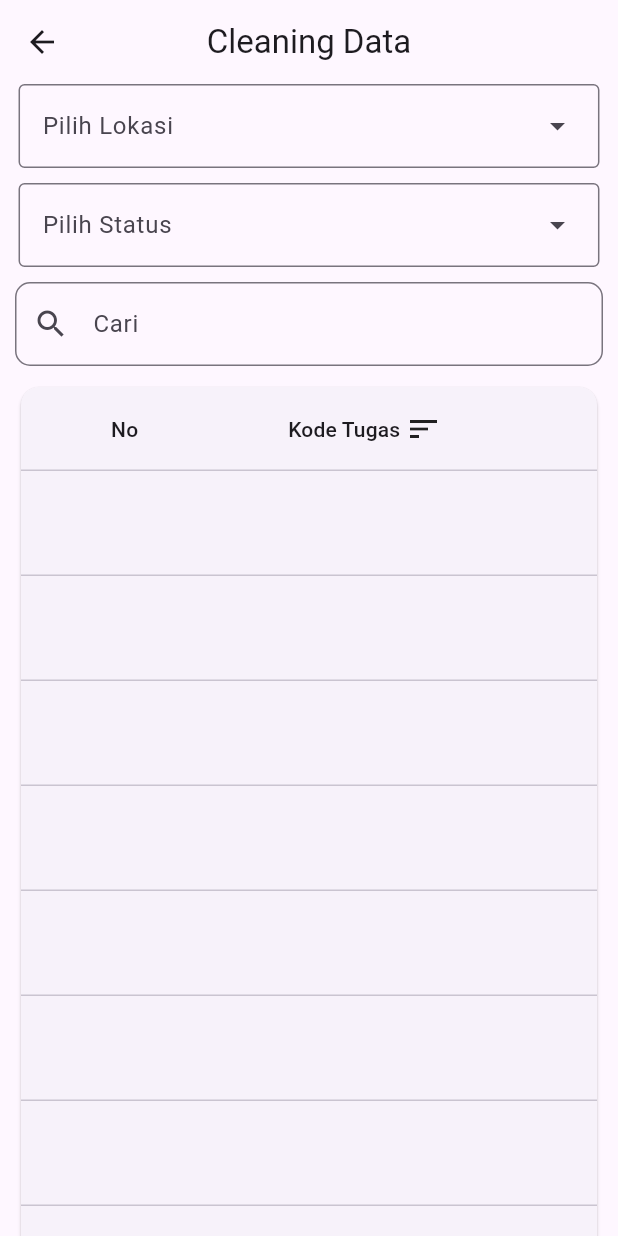
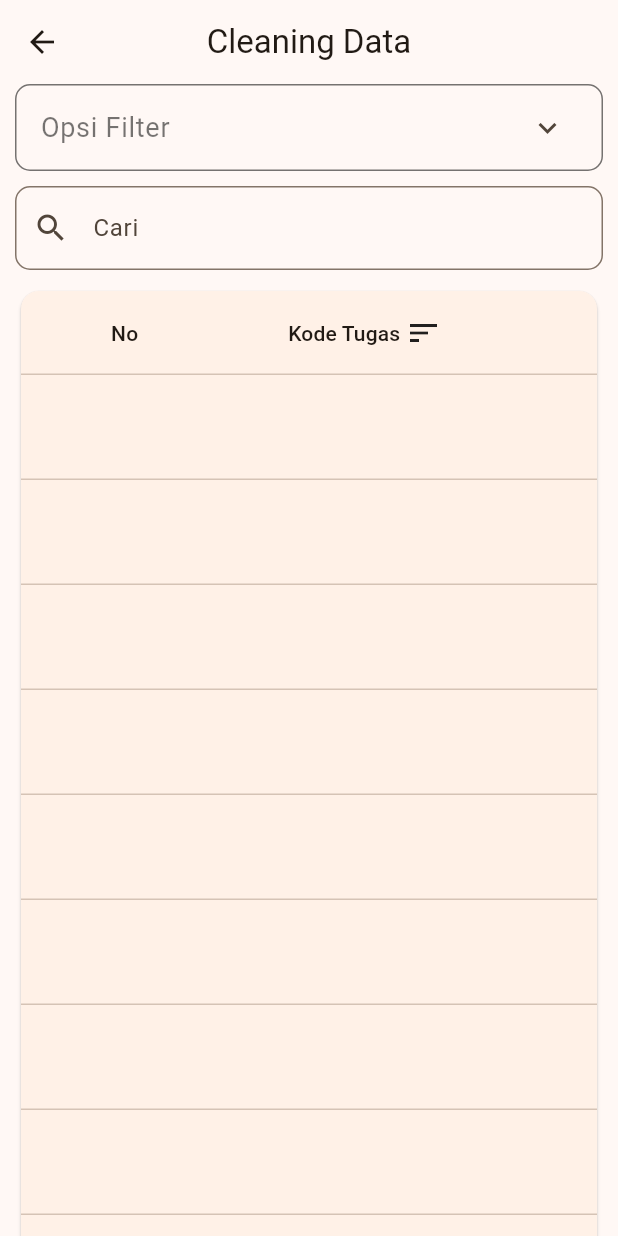
Before and after one commit to berlliyanto/CSMS_Flutter_Mobile, a Flutter app: the CleaningDataView screen opened by its route, on a phone screen of 412 x 824 dp. Run offline on Flutter 3.47's test engine with Material 3 defaults, Android fonts, the phone set to English and light mode, and no system bars; our stand-ins replace gap, get, get_storage, image_picker, multi_dropdown, numberpicker; missing offline and left inert: loading_overlay_pro; accounts and stored records are empty; network calls fail; statements that could not run were skipped.

Commit message:
add filter tgl

```diff
--- a/lib/app/modules/cleaning/views/role_view/cleaning_leader.dart
+++ b/lib/app/modules/cleaning/views/role_view/cleaning_leader.dart
@@ -58,8 +58,7 @@ Widget cleaningLeader(CleaningController controller) {
             final newId = id.isNotEmpty ? id.first : 0;
             controller.locationId.value = int.parse(newId.toString());
             controller.update();
-            controller.area = await controller.cleaningLeaderController
-                .getAreasByLocation(int.parse(newId.toString()));
+            controller.area = await controller.getAreasByLocation(int.parse(newId.toString()));
             controller.update();
           }),
           const Gap(10),
@@ -172,6 +171,7 @@ Widget cleaningLeader(CleaningController controller) {
             child: customButton("Submit", Colors.deepOrange, 5, 10, () => controller.submitTask(controller.areaId.value,
                   controller.locationId.value, controller.cleanersSelected),)
           ),
+          const Gap(10),
         ],
       ),
     ),
--- a/lib/app/modules/cleaningAssignment/views/cleaning_assignment_detail.dart
+++ b/lib/app/modules/cleaningAssignment/views/cleaning_assignment_detail.dart
@@ -96,10 +96,15 @@ class CleaningAssignmentDetailView
                       const Gap(10),
                       cardFormAssignment(controller),
                       const Gap(10),
+                      builder.task.value.checkedSupervisorAt == null
+                          ? Column(
+                              children: [
                                 if (builder.role.value == "Leader")
-                        customButton("Edit", Colors.yellow, 10, 20, () {
+                                  customButton("Edit", Colors.yellow, 10, 20,
+                                      () {
                                     for (TasksDetail e
-                              in (builder.task.value.tasksDetail ?? [])) {
+                                        in (builder.task.value.tasksDetail ??
+                                            [])) {
                                       if (e.status!.contains("Finish") ||
                                           e.status!.contains("Not Finish")) {
                                         snackBar(
@@ -107,7 +112,8 @@ class CleaningAssignmentDetailView
                                             "Tidak dapat ubah assignment",
                                             SnackPosition.TOP,
                                             10,
-                                  const Color.fromARGB(255, 206, 186, 0),
+                                            const Color.fromARGB(
+                                                255, 206, 186, 0),
                                             Colors.white);
                                         return;
                                       }
@@ -129,12 +135,13 @@ class CleaningAssignmentDetailView
                                           "Tidak",
                                           () => builder.deleteCleaning())),
                                 if (builder.role.value == "Supervisor")
-                        builder.task.value.checkedSupervisorAt == null
-                            ? customButton("Verifikasi", Colors.green, 10, 20,
-                                () => builder.updateBySupervisor())
+                                  customButton("Verifikasi", Colors.green, 10,
+                                      20, () => builder.updateBySupervisor())
+                              ],
+                            )
                           : Center(
                               child: text(
-                                    "Sudah Verifikasi",
+                                  "Sudah Verifikasi Supervisor",
                                   16,
                                   Colors.black87,
                                   FontWeight.normal,
@@ -143,10 +150,10 @@ class CleaningAssignmentDetailView
                       if (builder.role.value == "Danone")
                         builder.task.value.verifiedDanoneAt == null
                             ? customButton(
-                                "Verifikasi", Colors.green, 10, 20, () {})
+                                "Verifikasi", Colors.green, 10, 20, () => builder.updateByDanone())
                             : Center(
                                 child: text(
-                                    "Sudah Verifikasi",
+                                    "Sudah Verifikasi Danone",
                                     16,
                                     Colors.black87,
                                     FontWeight.normal,
--- a/lib/app/modules/cleaningAssignment/widgets/form_dialog_edit.dart
+++ b/lib/app/modules/cleaningAssignment/widgets/form_dialog_edit.dart
@@ -7,7 +7,7 @@ import 'package:flutter_mobile_csms/app/widgets/textfield.dart';
 import 'package:gap/gap.dart';
 import 'package:get/get.dart';
 
-formDialog( CleaningAssignmentDetailController controller, String title, String message, String messageOk, String messageClose,
+formDialog( CleaningAssignmentDetailController controller, String title, String message, String messageOk, String messageClose, VoidCallback add,
     VoidCallback submit, VoidCallback cancel, Function onClose) {
   return Get.dialog(
     AlertDialog(
@@ -21,7 +21,7 @@ formDialog( CleaningAssignmentDetailController controller, String title, String
           children: [
             textFieldNormal("Beri Tugas", controller.tasksController),
             const Gap(10),
-            customButton("Tambah", Colors.green, 5, 10, () { }),
+            customButton("Tambah", Colors.green, 5, 10, add),
             const Divider(),
             text("List Tugas", 16, Colors.black87, FontWeight.bold, TextAlign.start),
             GetBuilder<CleaningAssignmentDetailController>(
--- a/lib/app/modules/cleaningData/views/cleaning_data_view.dart
+++ b/lib/app/modules/cleaningData/views/cleaning_data_view.dart
@@ -1,5 +1,7 @@
 import 'package:flutter/material.dart';
 import 'package:flutter_mobile_csms/app/modules/cleaningData/widgets/datatable_CDA.dart';
+import 'package:flutter_mobile_csms/app/widgets/button.dart';
+import 'package:flutter_mobile_csms/app/widgets/filter.dart';
 import 'package:flutter_mobile_csms/app/widgets/loading.dart';
 import 'package:gap/gap.dart';
 
@@ -31,13 +33,40 @@ class CleaningDataView extends GetView<CleaningDataController> {
                   mainAxisAlignment: MainAxisAlignment.start,
                   crossAxisAlignment: CrossAxisAlignment.start,
                   children: [
-                    Center(
-                      child: DropdownMenu(
+                    Container(
+                      margin: const EdgeInsets.only(bottom: 10),
+                      decoration: BoxDecoration(
+                        color: Colors.transparent,
+                        borderRadius: BorderRadius.circular(10),
+                        border: Border.all(color: Colors.black54, width: 1),
+                      ),
+                      child: ExpansionTile(
+                        shape: const RoundedRectangleBorder(
+                            borderRadius:
+                                BorderRadius.all(Radius.circular(10))),
+                        collapsedShape: const RoundedRectangleBorder(
+                            borderRadius:
+                                BorderRadius.all(Radius.circular(10))),
+                        collapsedBackgroundColor: Colors.transparent,
+                        iconColor: Colors.black54,
+                        backgroundColor: Colors.transparent,
+                        maintainState: true,
+                        childrenPadding: const EdgeInsets.all(8),
+                        title: const Text(
+                          "Opsi Filter",
+                          style: TextStyle(
+                            fontSize: 18,
+                            fontWeight: FontWeight.normal,
+                            color: Colors.black54,
+                          ),
+                        ),
+                        children: [
+                          DropdownMenu(
                               onSelected: (value) {
                                 builder.sourceAssignment.setLokasi(value!);
                                 builder.update();
                               },
-                          width: Get.width * 0.94,
+                              width: Get.width * 0.89,
                               hintText: "Pilih Lokasi",
                               dropdownMenuEntries: const [
                                 DropdownMenuEntry(
@@ -49,26 +78,45 @@ class CleaningDataView extends GetView<CleaningDataController> {
                                 DropdownMenuEntry(
                                     value: "clear", label: "No Filter"),
                               ]),
-                    ),
                           const Gap(10),
-                    Center(
-                      child: DropdownMenu(
+                          DropdownMenu(
                               onSelected: (value) {
                                 builder.sourceAssignment.setStatus(value!);
                                 builder.update();
                               },
-                          width: Get.width * 0.94,
+                              width: Get.width * 0.89,
                               hintText: "Pilih Status",
                               dropdownMenuEntries: const [
                                 DropdownMenuEntry(
-                                value: "supervisor", label: "Belum verifikasi Supervisor"),
+                                    value: "supervisor",
+                                    label: "Belum verifikasi Supervisor"),
                                 DropdownMenuEntry(
-                                value: "danone", label: "Belum verifikasi Danone"),
+                                    value: "danone",
+                                    label: "Belum verifikasi Danone"),
                                 DropdownMenuEntry(
                                     value: "clear", label: "No Filter"),
                               ]),
+                          const Gap(10),
+                          filterByDate(
+                            FilterByDateProps(
+                                tipe: builder.tipeFilter.value,
+                                startDate: builder.startDate,
+                                endDate: builder.endDate,
+                                formattedStartDate: builder.formatedStartDate.value,
+                                formattedEndDate: builder.formatedEndDate.value,
+                                onChangeDropdown: (value) {
+                                  builder.tipeFilter.value = value!;
+                                  builder.update();
+                                },
+                                onFilterStartDate: () => builder.selectStartDate(context),
+                                onFilterEndDate: () => builder.selectEndDate(context)),
                           ),
                           const Gap(10),
+                          customButton("Terapkan", Colors.blue, 5, 10,
+                              () => builder.getFilteredAssignByDate())
+                        ],
+                      ),
+                    ),
                     TextField(
                       onChanged: (text) {
                         builder.sourceAssignment.setFilter(text);
--- a/lib/app/modules/cleaningData/widgets/datatable_CDA.dart
+++ b/lib/app/modules/cleaningData/widgets/datatable_CDA.dart
@@ -12,7 +12,7 @@ PaginatedDataTable datatableCDA(CleaningDataController controller) {
         ],
       ),
       onSort: (columnIndex, ascending) {
-        controller.source.sort((row) => row.assign.codeCS, 'code_cs', columnIndex, ascending);
+        controller.sourceAssignment.sort((row) => row.codeCS!, 'code_cs', columnIndex, ascending);
       },),
       const DataColumn(label: Center(child: Text("Leader"))),
       const DataColumn(label: Center(child: Text("Location"))),
--- a/lib/app/modules/home/controllers/menu_home.dart
+++ b/lib/app/modules/home/controllers/menu_home.dart
@@ -122,6 +122,11 @@ abstract class MenuHome {
 
   static List<Map<String, dynamic>> menuDanone = [
     {
+      'title': 'Cleaning',
+      'image': 'assets/images/cleaning.png',
+      'route': '/cleaning'
+    },
+    {
       'title': 'User Verification',
       'image': 'assets/images/userverification.png',
       'route': '/userverification'
--- /dev/null
+++ b/lib/app/widgets/filter.dart
@@ -0,0 +1,106 @@
+
+import 'package:flutter/material.dart';
+import 'package:gap/gap.dart';
+
+class FilterByDateProps{
+  String tipe;
+  DateTime? startDate;
+  DateTime? endDate;
+  String formattedStartDate;
+  String formattedEndDate;
+  void Function(String?) onChangeDropdown;
+  void Function() onFilterStartDate;
+  void Function() onFilterEndDate;
+
+  FilterByDateProps({
+    required this.tipe,
+    required this.startDate,
+    required this.endDate,
+    required this.formattedStartDate,
+    required this.formattedEndDate,
+    required this.onChangeDropdown,
+    required this.onFilterStartDate,
+    required this.onFilterEndDate,
+  });
+}
+
+Widget filterByDate(FilterByDateProps props) {
+  return Row(
+    mainAxisAlignment: MainAxisAlignment.spaceBetween,
+    children: [
+      Container(
+        height: 40,
+        padding: const EdgeInsets.symmetric(horizontal: 5),
+        decoration: BoxDecoration(
+          color: Colors.transparent,
+          borderRadius: BorderRadius.circular(10),
+          border: Border.all(color: Colors.black54, width: 1),
+        ),
+        child: DropdownButton<String>(
+          underline: Container(),
+          itemHeight: 50,
+          borderRadius: BorderRadius.circular(10),
+          elevation: 0,
+          hint: Text(
+            props.tipe.isEmpty
+                ? "Pilih Tipe"
+                : props.tipe,
+          ),
+          onChanged: props.onChangeDropdown,
+          items: const [
+            DropdownMenuItem(
+              value: "Harian",
+              child: Text("Harian"),
+            ),
+            DropdownMenuItem(
+              value: "Bulanan",
+              child: Text("Bulanan"),
+            ),
+            DropdownMenuItem(
+              value: "Tahunan",
+              child: Text("Tahunan"),
+            ),
+          ],
+        ),
+      ),
+      const Gap(5),
+      OutlinedButton(
+        onPressed: props.onFilterStartDate,
+        style: ButtonStyle(
+            padding: MaterialStateProperty.all(
+                const EdgeInsets.symmetric(horizontal: 10)),
+            shape: MaterialStateProperty.all(const RoundedRectangleBorder(
+                borderRadius: BorderRadius.all(Radius.circular(10)),
+                side: BorderSide(
+                  color: Colors.blue,
+                )))),
+        child: props.startDate != null
+            ? Text(props.formattedStartDate)
+            : const Icon(
+                Icons.date_range_outlined,
+                size: 14,
+              ),
+      ),
+      const Gap(5),
+      const Text("-"),
+      const Gap(5),
+      OutlinedButton(
+        onPressed: props.onFilterEndDate,
+        style: ButtonStyle(
+            padding: MaterialStateProperty.all(
+                const EdgeInsets.symmetric(horizontal: 10)),
+            shape: MaterialStateProperty.all(const RoundedRectangleBorder(
+                borderRadius: BorderRadius.all(Radius.circular(10)),
+                side: BorderSide(
+                  color: Colors.blue,
+                )))),
+        child: props.endDate != null
+            ? Text(props.formattedEndDate)
+            : const Icon(
+                Icons.date_range_outlined,
+                size: 14,
+              ),
+      ),
+    ],
+  );
+}
--- a/lib/main.dart
+++ b/lib/main.dart
@@ -19,6 +19,10 @@ class MyApp extends StatelessWidget {
     return GetMaterialApp(
       theme: ThemeData(
         primarySwatch: Colors.deepOrange,
+        colorScheme: ColorScheme.fromSeed(
+          seedColor: Colors.orange,
+          brightness: Brightness.light,
+        ),
         useMaterial3: true,
       ),
       debugShowCheckedModeBanner: false,
--- a/pubspec.yaml
+++ b/pubspec.yaml
@@ -21,6 +21,7 @@ dependencies:
   intl: 0.19.0
   flutter:
     sdk: flutter
+  syncfusion_flutter_datepicker: ^21.2.3
 
 dev_dependencies:
   flutter_lints: ^2.0.0
```
Also changed, not shown: lib/app/modules/cleaning/controllers/cleaning_controller.dart (+84 -11 lines), lib/app/modules/cleaning/controllers/role_controller/cleaning_cleaner_controller.dart (deleted, +0 -17 lines), lib/app/modules/cleaning/controllers/role_controller/cleaning_leader_controller.dart (deleted, +0 -54 lines), lib/app/modules/cleaning/controllers/role_controller/cleaning_supervisor_controller.dart (deleted, +0 -17 lines), lib/app/modules/cleaning/views/role_view/cleaning_danone.dart (added, +39 -0 lines), lib/app/modules/cleaningAssignment/controllers/cleaning_assignment_detail_controller.dart (+18 -2 lines), lib/app/modules/cleaningData/controllers/cleaning_data_controller.dart (+88 -13 lines), lib/app/services/CleaningAssignment/cleaning_assignment_service.dart (+15 -0 lines), lib/app/services/CleaningAssignment/cleaning_danone_service.dart (added, +24 -0 lines), pubspec.lock, 6 other files. Lines whose indentation alone changed are shown as unchanged.
